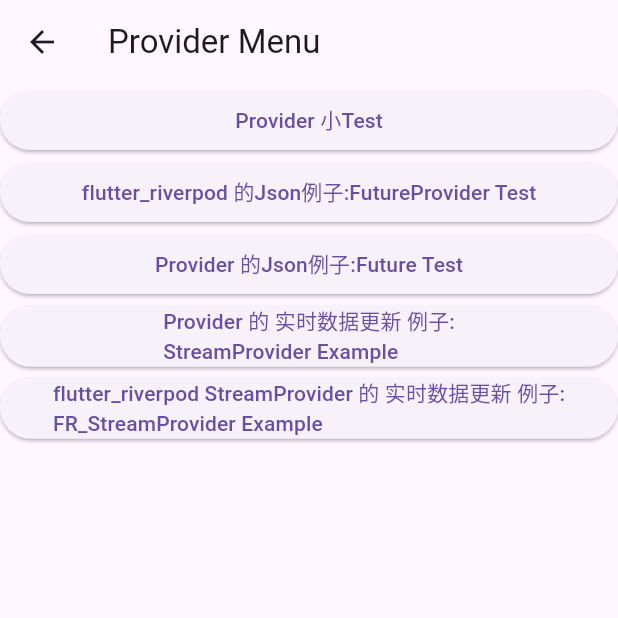
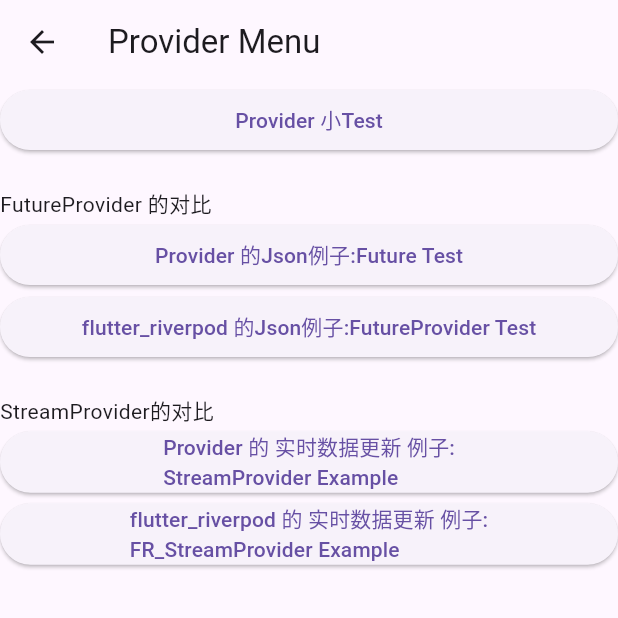
Before and after one commit to chenzhizsqq/flutter3_middle, a Flutter app: the ProviderMenu screen opened directly, on a phone screen of 412 x 824 dp, the top half of it. Run offline on Flutter 3.47's test engine with Material 3 defaults, Android fonts, the phone set to English and light mode, and no system bars; our stand-ins replace firebase_core, firebase_database, flutter_riverpod, get; accounts and stored records are empty.

Commit message:
flutter_riverpod和provider的对比的说明

```diff
--- a/lib/ProviderSamples/ProviderMenu.dart
+++ b/lib/ProviderSamples/ProviderMenu.dart
@@ -21,6 +21,15 @@ class ProviderMenu extends StatelessWidget {
                 MaterialPageRoute(builder: (context) => const ProviderTest()));
           },
         ),
+        const Text(""),
+        const Text("FutureProvider 的对比"),
+        ElevatedButton(
+          child: const Text("Provider 的Json例子:Future Test"),
+          onPressed: () {
+            Navigator.push(context,
+                MaterialPageRoute(builder: (context) => const FutureTest()));
+          },
+        ),
         //FR_FutureProviderTest
         ElevatedButton(
           child: const Text("flutter_riverpod 的Json例子:FutureProvider Test"),
@@ -31,13 +40,8 @@ class ProviderMenu extends StatelessWidget {
                     builder: (context) => const FR_FutureProviderTest()));
           },
         ),
-        ElevatedButton(
-          child: const Text("Provider 的Json例子:Future Test"),
-          onPressed: () {
-            Navigator.push(context,
-                MaterialPageRoute(builder: (context) => const FutureTest()));
-          },
-        ),
+        const Text(""),
+        const Text("StreamProvider的对比"),
         //StreamProviderExample
         ElevatedButton(
           child: const Text("Provider 的 实时数据更新 例子:\nStreamProvider Example"),
@@ -51,7 +55,7 @@ class ProviderMenu extends StatelessWidget {
         //FR_StreamProviderExample
         ElevatedButton(
           child: const Text(
-              "flutter_riverpod StreamProvider 的 实时数据更新 例子:\nFR_StreamProvider Example"),
+              "flutter_riverpod 的 实时数据更新 例子:\nFR_StreamProvider Example"),
           onPressed: () {
             Navigator.push(
                 context,
--- a/lib/main.dart
+++ b/lib/main.dart
@@ -74,7 +74,7 @@ class SampleMenu extends StatelessWidget {
         ),
         ElevatedButton(
           child: const Text(
-              "Provider Menu\nprovider 的使用率更高。provider 是一个非常流行和广泛使用的状态管理库，已经被许多开发者采用并且得到了广泛的认可和支持。"),
+              "flutter_riverpod和provider的对比\n provider 的使用率更高。provider 是一个非常流行和广泛使用的状态管理库。\n flutter_riverpod是provider的升级版"),
           onPressed: () {
             Navigator.push(context,
                 MaterialPageRoute(builder: (context) => const ProviderMenu()));
```
